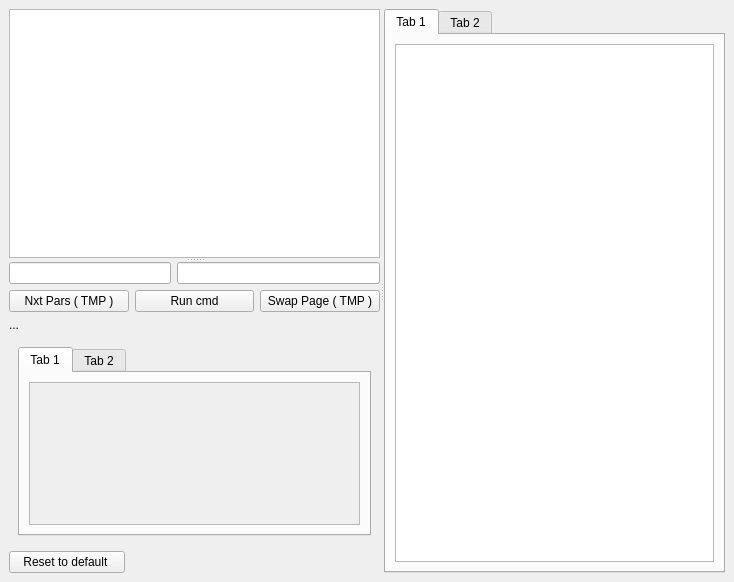
The window that src/client/client.ui (ccp4/DUI2) describes before a commit, drawn with Qt 5.
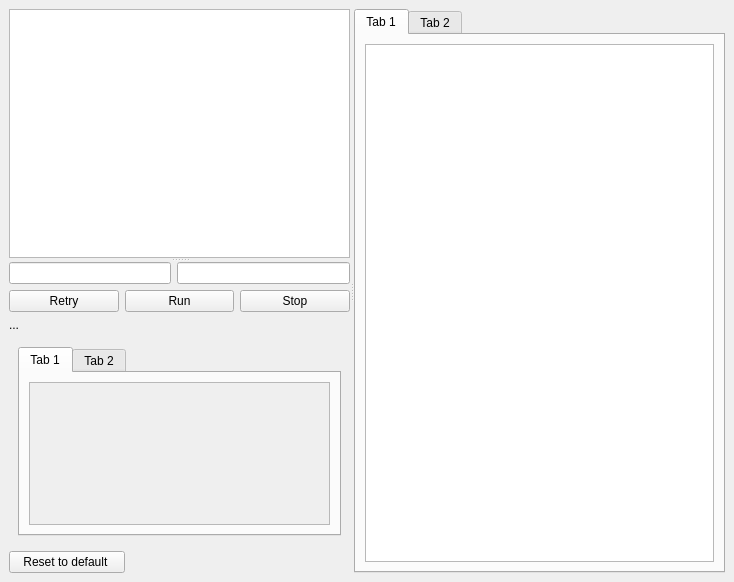
The same window after the commit. The open tabs and pages were chosen to show the change.

Commit message: fixing more labels and starting to connect functionalities

```diff
--- a/src/client/client.ui
+++ b/src/client/client.ui
@@ -49,21 +49,21 @@
            <item>
             <widget class="QPushButton" name="LoadParsButton">
              <property name="text">
-              <string>Nxt Pars ( TMP )</string>
+              <string>Retry</string>
              </property>
             </widget>
            </item>
            <item>
             <widget class="QPushButton" name="CmdSend2server">
              <property name="text">
-              <string>Run cmd</string>
+              <string>Run</string>
              </property>
             </widget>
            </item>
            <item>
             <widget class="QPushButton" name="SwapPageButton">
              <property name="text">
-              <string>Swap Page ( TMP )</string>
+              <string>Stop</string>
              </property>
             </widget>
            </item>
@@ -124,8 +124,8 @@
                      <rect>
                       <x>0</x>
                       <y>0</y>
-                      <width>80</width>
-                      <height>16</height>
+                      <width>98</width>
+                      <height>28</height>
                      </rect>
                     </property>
                    </widget>
```
Left out of the diff: 70 changed lines with no effect on the pictures. The commit also changes 1 other file.
